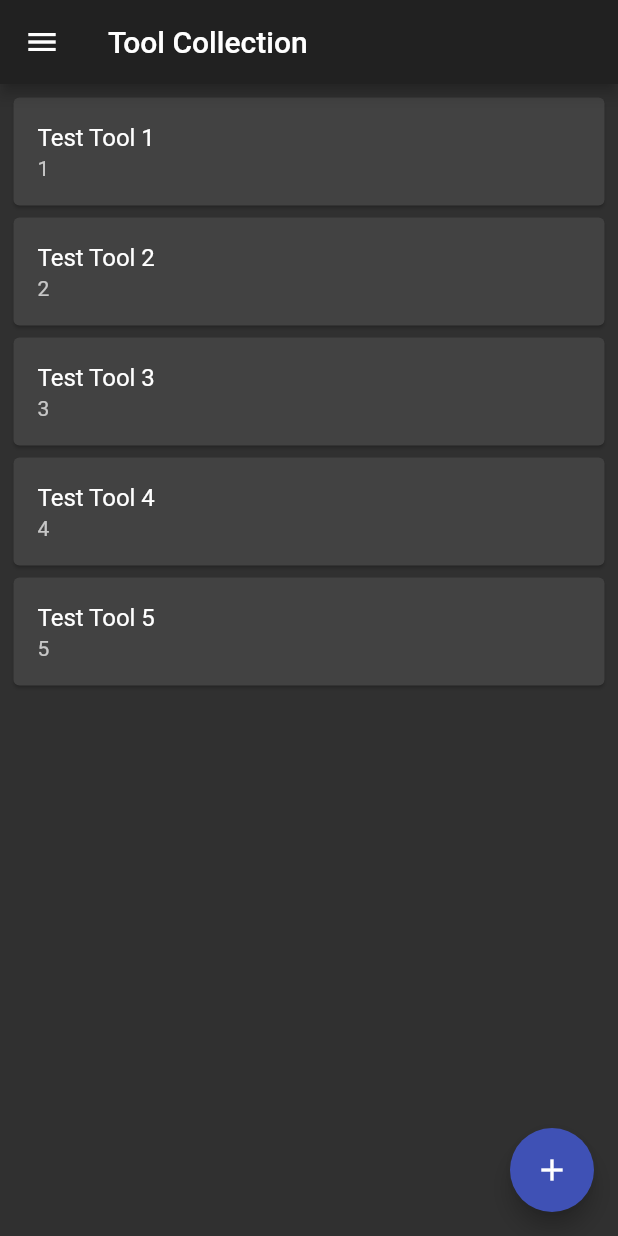
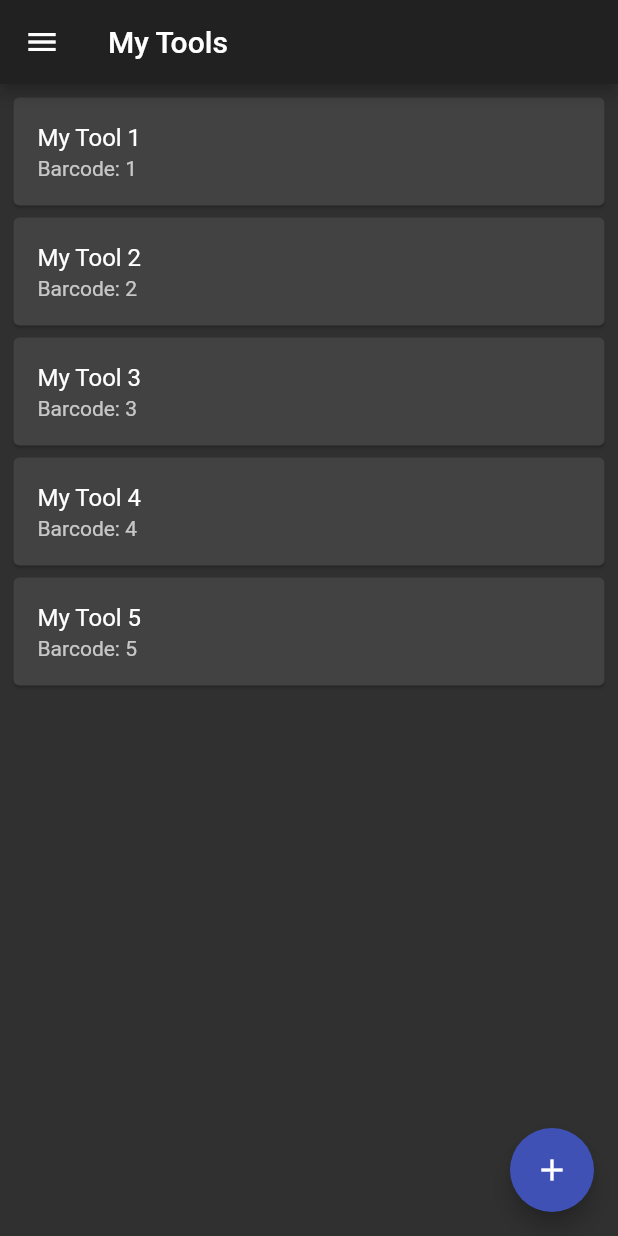
Before and after one commit to mjansen4857/tool_organizer, a Flutter app: the HomePage screen opened directly with empty values, on a phone screen of 412 x 824 dp. Run offline on Flutter 3.47's test engine with Material 2 defaults, Android fonts, the phone set to English and light mode, and no system bars.

Commit message:
borrowed tools and tool info pages

```diff
--- a/lib/pages/home_page.dart
+++ b/lib/pages/home_page.dart
@@ -1,7 +1,8 @@
 import 'package:flutter/material.dart';
-import 'package:tool_organizer/pages/collection_page.dart';
+import 'package:tool_organizer/pages/borrowed_tools.dart';
+import 'package:tool_organizer/pages/my_tools.dart';
 
-enum PageState { COLLECTION, PLACEHOLDER1, PLACEHOLDER2 }
+enum PageState { MY_TOOLS, BORROWED_TOOLS }
 
 class HomePage extends StatefulWidget {
   final String username;
@@ -13,7 +14,7 @@ class HomePage extends StatefulWidget {
 }
 
 class _HomePageState extends State<HomePage> {
-  PageState _pageState = PageState.COLLECTION;
+  PageState _pageState = PageState.MY_TOOLS;
 
   @override
   Widget build(BuildContext context) {
@@ -28,25 +29,21 @@ class _HomePageState extends State<HomePage> {
 
   String getAppBarText() {
     switch (_pageState) {
-      case PageState.PLACEHOLDER1:
-        return 'Placeholder 1';
-      case PageState.PLACEHOLDER2:
-        return 'Placeholder 2';
-      case PageState.COLLECTION:
+      case PageState.BORROWED_TOOLS:
+        return 'Borrowed Tools';
+      case PageState.MY_TOOLS:
       default:
-        return 'Tool Collection';
+        return 'My Tools';
     }
   }
 
   Widget buildPageContent() {
     switch (_pageState) {
-      case PageState.PLACEHOLDER1:
-        return Text('Placeholder 1');
-      case PageState.PLACEHOLDER2:
-        return Text('Placeholder 2');
-      case PageState.COLLECTION:
+      case PageState.BORROWED_TOOLS:
+        return BorrowedTools();
+      case PageState.MY_TOOLS:
       default:
-        return CollectionPage();
+        return MyTools();
     }
   }
 
@@ -70,37 +67,23 @@ class _HomePageState extends State<HomePage> {
             leading: Icon(
               Icons.business_center,
             ),
-            title: Text('Collection'),
+            title: Text('My Tools'),
             onTap: () {
               Navigator.pop(context);
               setState(() {
-                _pageState = PageState.COLLECTION;
+                _pageState = PageState.MY_TOOLS;
               });
             },
           ),
-//          Divider(),
           ListTile(
             leading: Icon(
               Icons.build,
             ),
-            title: Text('Placeholder 1'),
+            title: Text('Borrowed Tools'),
             onTap: () {
               Navigator.pop(context);
               setState(() {
-                _pageState = PageState.PLACEHOLDER1;
-              });
-            },
-          ),
-//          Divider(),
-          ListTile(
-            leading: Icon(
-              Icons.build,
-            ),
-            title: Text('Placeholder 2'),
-            onTap: () {
-              Navigator.pop(context);
-              setState(() {
-                _pageState = PageState.PLACEHOLDER2;
+                _pageState = PageState.BORROWED_TOOLS;
               });
             },
           ),
--- a/lib/pages/collection_page.dart
+++ b/lib/pages/my_tools.dart
@@ -2,20 +2,20 @@ import 'package:flutter/cupertino.dart';
 import 'package:flutter/material.dart';
 import 'package:tool_organizer/widgets/tool_card.dart';
 
-class CollectionPage extends StatefulWidget {
+class MyTools extends StatefulWidget {
   @override
-  State<StatefulWidget> createState() => _CollectionPageState();
+  State<StatefulWidget> createState() => _MyToolsState();
 }
 
-class _CollectionPageState extends State<CollectionPage> {
+class _MyToolsState extends State<MyTools> {
   var _toolNameController;
   var _barcodeController;
   List<Widget> _toolCards = [
-    ToolCard('Test Tool 1', '1'),
-    ToolCard('Test Tool 2', '2'),
-    ToolCard('Test Tool 3', '3'),
-    ToolCard('Test Tool 4', '4'),
-    ToolCard('Test Tool 5', '5'),
+    ToolCard('My Tool 1', 'Barcode: 1', '1'),
+    ToolCard('My Tool 2', 'Barcode: 2', '2'),
+    ToolCard('My Tool 3', 'Barcode: 3', '3'),
+    ToolCard('My Tool 4', 'Barcode: 4', '4'),
+    ToolCard('My Tool 5', 'Barcode: 5', '5'),
   ];
 
   @override
@@ -80,7 +80,9 @@ class _CollectionPageState extends State<CollectionPage> {
                     _toolCards = [
                       ..._toolCards,
                       ToolCard(
-                          _toolNameController.text, _barcodeController.text)
+                          _toolNameController.text,
+                          'Barcode: ' + _barcodeController.text,
+                          _barcodeController.text)
                     ];
                   });
                   _toolNameController.clear();
--- a/lib/widgets/tool_card.dart
+++ b/lib/widgets/tool_card.dart
@@ -1,22 +1,29 @@
 import 'package:flutter/material.dart';
+import 'package:tool_organizer/pages/tool_info.dart';
 
 class ToolCard extends StatelessWidget {
   final String toolName;
+  final String subtitle;
   final String barcode;
 
-  ToolCard(this.toolName, this.barcode);
+  ToolCard(this.toolName, this.subtitle, this.barcode);
 
   @override
   Widget build(BuildContext context) {
     return Card(
       child: InkWell(
-        onTap: () {},
+        onTap: () {
+          Navigator.push(
+            context,
+            MaterialPageRoute(builder: (context) => ToolInfo(barcode)),
+          );
+        },
         child: Column(
           mainAxisSize: MainAxisSize.min,
           children: <Widget>[
             ListTile(
               title: Text(toolName),
-              subtitle: Text(barcode),
+              subtitle: Text(subtitle),
             ),
           ],
         ),
```
Also changed, not shown: lib/pages/borrowed_tools.dart (added, +35 -0 lines), lib/pages/tool_info.dart (added, +158 -0 lines).
